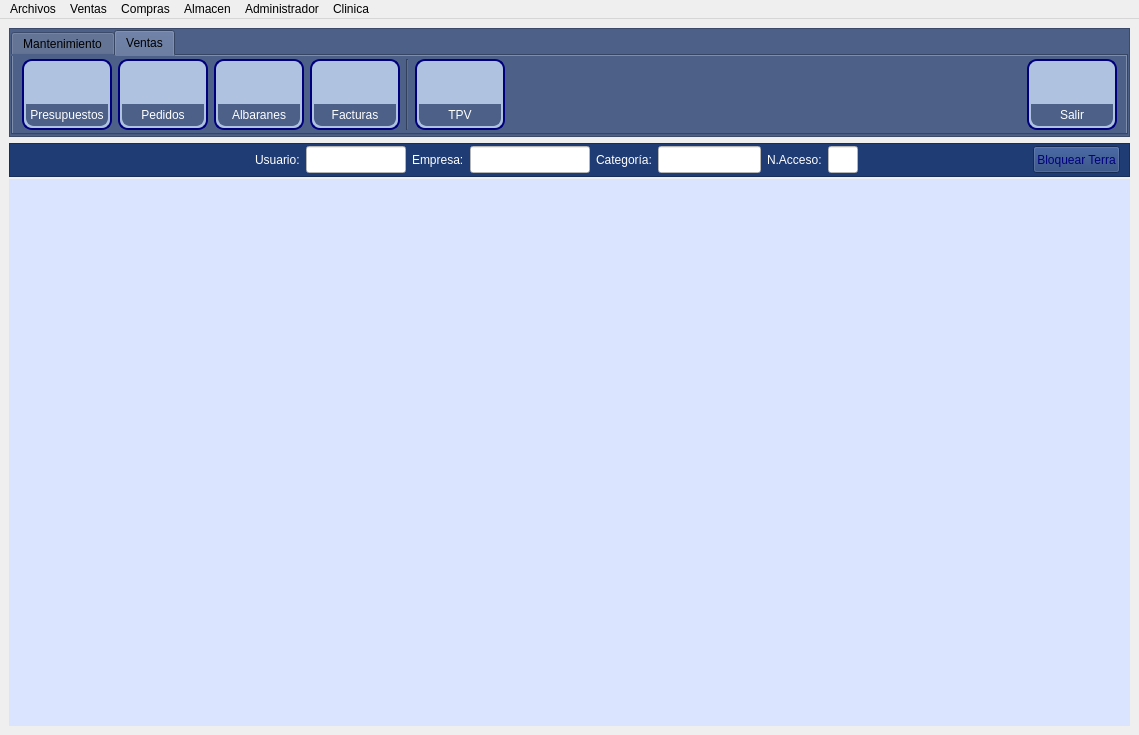
Qt form mainwindow.ui (arcnexus/RedFoX) before a commit.
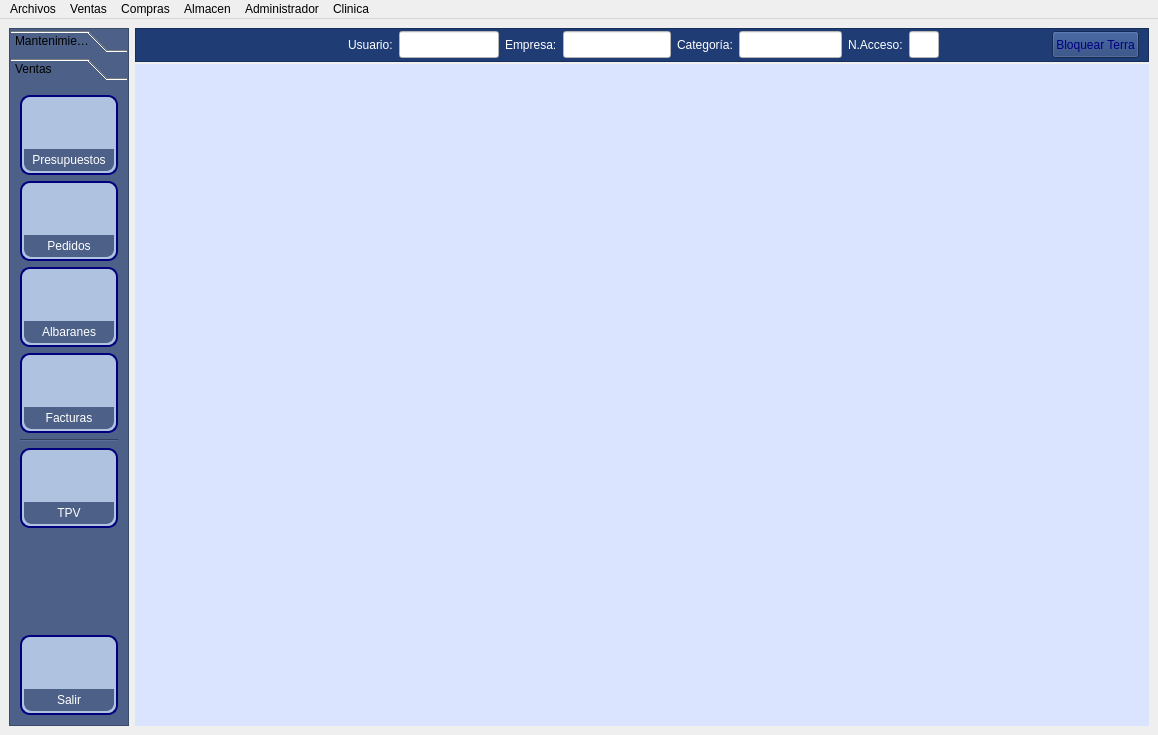
The same form after that commit. The open tabs and pages were chosen to show the change. Icons and pictures are not drawn.

Commit message: Cambio el tab a la izquierda

Patch:
```diff
--- a/mainwindow.ui
+++ b/mainwindow.ui
@@ -45,15 +45,27 @@
    <set>QMainWindow::AllowNestedDocks|QMainWindow::AllowTabbedDocks|QMainWindow::ForceTabbedDocks</set>
   </property>
   <widget class="QWidget" name="centralwidget">
-   <layout class="QVBoxLayout" name="verticalLayout_7">
+   <layout class="QHBoxLayout" name="horizontalLayout_2">
     <item>
      <widget class="QFrame" name="frame_3">
       <property name="sizePolicy">
-       <sizepolicy hsizetype="Preferred" vsizetype="Fixed">
+       <sizepolicy hsizetype="Preferred" vsizetype="Preferred">
         <horstretch>0</horstretch>
         <verstretch>0</verstretch>
        </sizepolicy>
       </property>
+      <property name="minimumSize">
+       <size>
+        <width>120</width>
+        <height>0</height>
+       </size>
+      </property>
+      <property name="maximumSize">
+       <size>
+        <width>120</width>
+        <height>16777215</height>
+       </size>
+      </property>
       <property name="styleSheet">
        <string notr="true">background-color: #4C6088;</string>
       </property>
@@ -71,33 +83,23 @@
         <number>1</number>
        </property>
        <item>
-        <widget class="QTabWidget" name="tabWidget">
-         <property name="maximumSize">
-          <size>
-           <width>16777215</width>
-           <height>105</height>
-          </size>
-         </property>
-         <property name="styleSheet">
-          <string notr="true"/>
-         </property>
-         <property name="tabPosition">
-          <enum>QTabWidget::North</enum>
-         </property>
+        <widget class="QToolBox" name="toolBox">
          <property name="currentIndex">
           <number>0</number>
          </property>
-         <widget class="QWidget" name="tab">
-          <attribute name="title">
-           <string>Mantenimiento</string>
+         <widget class="QWidget" name="page_3">
+          <property name="geometry">
+           <rect>
+            <x>0</x>
+            <y>0</y>
+            <width>116</width>
+            <height>638</height>
+           </rect>
+          </property>
+          <attribute name="label">
+           <string>Mantenimientos</string>
           </attribute>
-          <layout class="QHBoxLayout" name="horizontalLayout_2">
-           <property name="topMargin">
-            <number>3</number>
-           </property>
-           <property name="bottomMargin">
-            <number>3</number>
-           </property>
+          <layout class="QVBoxLayout" name="verticalLayout_7">
            <item>
             <widget class="QFrame" name="frame_2">
              <property name="minimumSize">
@@ -478,14 +480,14 @@
             </widget>
            </item>
            <item>
-            <spacer name="horizontalSpacer_3">
+            <spacer name="verticalSpacer_12">
              <property name="orientation">
-              <enum>Qt::Horizontal</enum>
+              <enum>Qt::Vertical</enum>
              </property>
              <property name="sizeHint" stdset="0">
               <size>
-               <width>601</width>
-               <height>20</height>
+               <width>20</width>
+               <height>178</height>
               </size>
              </property>
             </spacer>
@@ -585,23 +587,31 @@
            </item>
           </layout>
          </widget>
-         <widget class="QWidget" name="Ventas">
-          <attribute name="title">
+         <widget class="QWidget" name="page_4">
+          <property name="geometry">
+           <rect>
+            <x>0</x>
+            <y>0</y>
+            <width>116</width>
+            <height>633</height>
+           </rect>
+          </property>
+          <attribute name="label">
            <string>Ventas</string>
           </attribute>
-          <layout class="QHBoxLayout" name="horizontalLayout_3">
-           <property name="topMargin">
-            <number>3</number>
-           </property>
-           <property name="bottomMargin">
-            <number>3</number>
-           </property>
+          <layout class="QVBoxLayout" name="verticalLayout_15">
            <item>
             <widget class="QFrame" name="frame_7">
              <property name="minimumSize">
               <size>
                <width>90</width>
-               <height>0</height>
+               <height>80</height>
+              </size>
+             </property>
+             <property name="maximumSize">
+              <size>
+               <width>16777215</width>
+               <height>80</height>
               </size>
              </property>
              <property name="styleSheet">
@@ -694,7 +704,13 @@
              <property name="minimumSize">
               <size>
                <width>90</width>
-               <height>0</height>
+               <height>80</height>
+              </size>
+             </property>
+             <property name="maximumSize">
+              <size>
+               <width>16777215</width>
+               <height>80</height>
               </size>
              </property>
              <property name="styleSheet">
@@ -787,7 +803,13 @@
              <property name="minimumSize">
               <size>
                <width>90</width>
-               <height>0</height>
+               <height>80</height>
+              </size>
+             </property>
+             <property name="maximumSize">
+              <size>
+               <width>16777215</width>
+               <height>80</height>
               </size>
              </property>
              <property name="styleSheet">
@@ -880,7 +902,13 @@
              <property name="minimumSize">
               <size>
                <width>90</width>
-               <height>0</height>
+               <height>80</height>
+              </size>
+             </property>
+             <property name="maximumSize">
+              <size>
+               <width>16777215</width>
+               <height>80</height>
               </size>
              </property>
              <property name="styleSheet">
@@ -971,7 +999,7 @@
            <item>
             <widget class="Line" name="line_2">
              <property name="orientation">
-              <enum>Qt::Vertical</enum>
+              <enum>Qt::Horizontal</enum>
              </property>
             </widget>
            </item>
@@ -980,7 +1008,13 @@
              <property name="minimumSize">
               <size>
                <width>90</width>
-               <height>0</height>
+               <height>80</height>
+              </size>
+             </property>
+             <property name="maximumSize">
+              <size>
+               <width>16777215</width>
+               <height>80</height>
               </size>
              </property>
              <property name="styleSheet">
@@ -1069,14 +1103,14 @@
             </widget>
            </item>
            <item>
-            <spacer name="horizontalSpacer_4">
+            <spacer name="verticalSpacer_13">
              <property name="orientation">
-              <enum>Qt::Horizontal</enum>
+              <enum>Qt::Vertical</enum>
              </property>
              <property name="sizeHint" stdset="0">
               <size>
-               <width>505</width>
-               <height>20</height>
+               <width>20</width>
+               <height>87</height>
               </size>
              </property>
             </spacer>
@@ -1086,7 +1120,13 @@
              <property name="minimumSize">
               <size>
                <width>90</width>
-               <height>0</height>
+               <height>80</height>
+              </size>
+             </property>
+             <property name="maximumSize">
+              <size>
+               <width>16777215</width>
+               <height>80</height>
               </size>
              </property>
              <property name="styleSheet">
```
Left out of the diff: 182 changed lines with no effect on the pictures. The commit also changes 1 other file.
